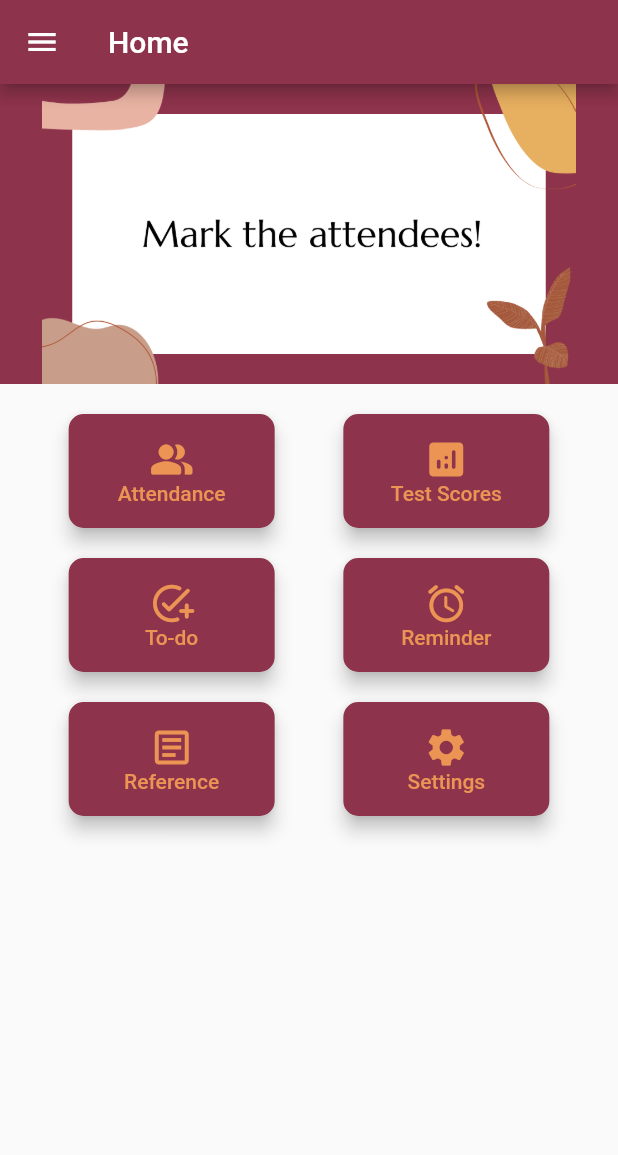
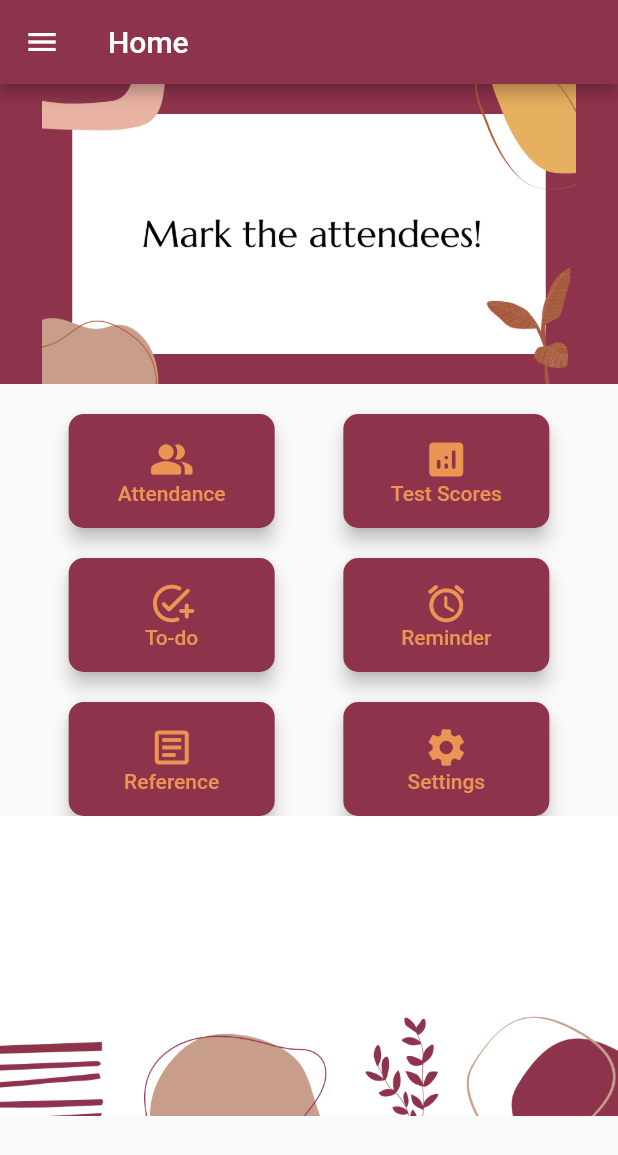
Before and after one commit to rakshit138/Tims, a Flutter app: the HomeScreen screen opened directly, on a phone screen of 412 x 824 dp. Shown: the top 1155 px of the screen. Run offline on Flutter 3.47's test engine with Material 2 defaults, Android fonts, the phone set to English and light mode, and no system bars; drawn by our look-alikes of carousel_slider; our stand-ins replace cloud_firestore, firebase_auth, firebase_core, fluttertoast; accounts and stored records are empty.

Commit message:
Add Footer

```diff
--- /dev/null
+++ b/lib/footer.dart
@@ -0,0 +1,19 @@
+import 'package:flutter/material.dart';
+
+class Footer extends StatelessWidget {
+  const Footer({Key? key}) : super(key: key);
+
+  @override
+  Widget build(BuildContext context) {
+    return Container(
+        height: 200,
+        width: double.infinity,
+        child: SizedBox(
+            // width: MediaQuery.of(context).size.width,
+            width: double.infinity,
+            child: Image.asset(
+              "assets/Footer_Image.png",
+              fit: BoxFit.fitWidth,
+            )));
+  }
+}
--- a/lib/home.dart
+++ b/lib/home.dart
@@ -7,6 +7,7 @@ import 'package:mad_project/UserModel.dart';
 import 'package:mad_project/login.dart';
 import 'imageCarousel.dart';
 import 'body.dart';
+import 'footer.dart';
 
 class HomeScreen extends StatefulWidget {
   const HomeScreen({Key? key}) : super(key: key);
@@ -197,14 +198,15 @@ class _HomeScreenState extends State<HomeScreen> {
             ]),
       ),
       body: SingleChildScrollView(
-        child: Column(
-          mainAxisSize: MainAxisSize.min,
-          mainAxisAlignment: MainAxisAlignment.start,
-          children: [
-            ImageSlider(),
-            Body(),
-          ],
-        ),
+        child: Column(mainAxisSize: MainAxisSize.max, children: [
+          Column(
+            mainAxisSize: MainAxisSize.min,
+            mainAxisAlignment: MainAxisAlignment.start,
+            children: [ImageSlider(), Body()],
+          ),
+          SizedBox(),
+          Footer()
+        ]),
       ),
     );
   }
```
Also changed, not shown: assets/Footer_Image.png (added).
